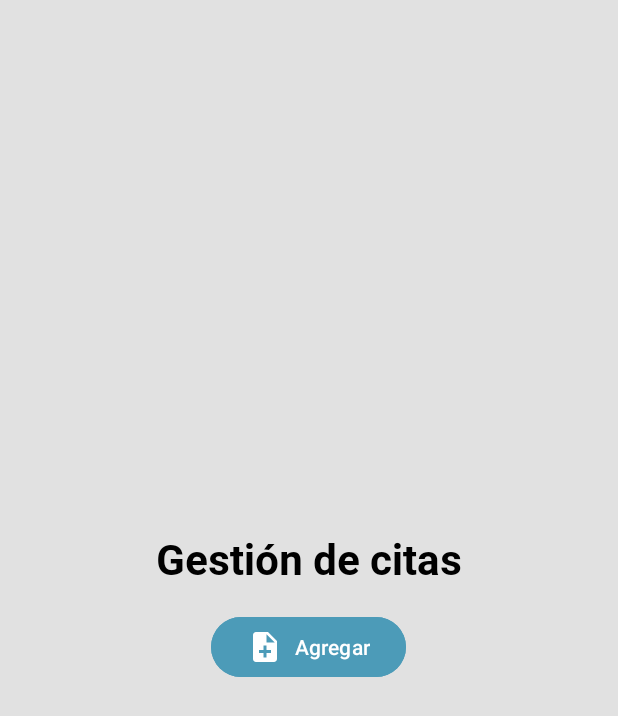
After one commit to Aperlop2/App_CAPSA_JAVA, an Android app: the layout gestion_de_citas.xml on its own in the app's theme, with its tools: preview values and no code run, on a phone screen of 412 x 824 dp. The commit adds this screen. Shown: the top 716 px of the screen. Run offline under Robolectric (Android 15) with nearby library versions, the phone set to English and light mode, and no system bars.

Commit message:
cuarta interfaz de britani a la rama de tatiana para la gestion de citas

```diff
--- /dev/null
+++ b/app/src/main/res/drawable/baseline_note_add_24.xml
@@ -0,0 +1,5 @@
+<vector xmlns:android="http://schemas.android.com/apk/res/android" android:autoMirrored="true" android:height="24dp" android:tint="#FFFFFF" android:viewportHeight="24" android:viewportWidth="24" android:width="24dp">
+
+    <path android:fillColor="@android:color/white" android:pathData="M14,2L6,2c-1.1,0 -1.99,0.9 -1.99,2L4,20c0,1.1 0.89,2 1.99,2L18,22c1.1,0 2,-0.9 2,-2L20,8l-6,-6zM16,16h-3v3h-2v-3L8,16v-2h3v-3h2v3h3v2zM13,9L13,3.5L18.5,9L13,9z"/>
+
+</vector>
--- /dev/null
+++ b/app/src/main/res/layout/gestion_de_citas.xml
@@ -0,0 +1,51 @@
+<?xml version="1.0" encoding="utf-8"?>
+<androidx.constraintlayout.widget.ConstraintLayout
+    xmlns:android="http://schemas.android.com/apk/res/android"
+    xmlns:app="http://schemas.android.com/apk/res-auto"
+    xmlns:tools="http://schemas.android.com/tools"
+    android:layout_width="match_parent"
+    android:layout_height="match_parent"
+    android:background="@color/gris">
+
+    <LinearLayout
+        android:layout_width="match_parent"
+        android:layout_height="wrap_content"
+        android:orientation="vertical"
+        android:padding="20dp"
+        app:layout_constraintTop_toTopOf="parent"
+        app:layout_constraintBottom_toBottomOf="parent"
+        app:layout_constraintStart_toStartOf="parent"
+        app:layout_constraintEnd_toEndOf="parent">
+
+        <TextView
+            android:layout_width="match_parent"
+            android:layout_height="wrap_content"
+            android:text="@string/gestion_de_citas"
+            android:textSize="28sp"
+            android:textColor="@color/black"
+            android:fontFamily="@font/roboto_bold"
+            android:gravity="center" />
+
+        <Button
+            android:id="@+id/btnAgregarCita"
+            android:layout_width="wrap_content"
+            android:layout_height="wrap_content"
+            android:layout_gravity="center_horizontal"
+            android:layout_marginTop="16dp"
+            android:backgroundTint="@color/azul"
+            android:drawableLeft="@drawable/baseline_note_add_24"
+            android:text="@string/agregar"
+            android:textColor="@android:color/white"
+            tools:ignore="RtlHardcoded,TextContrastCheck" />
+
+        <androidx.recyclerview.widget.RecyclerView
+            android:id="@+id/recyclerViewCitas"
+            android:layout_width="match_parent"
+            android:layout_height="0dp"
+            android:layout_marginTop="16dp"
+            app:layout_constraintTop_toBottomOf="@id/btnAgregarCita"
+            app:layout_constraintBottom_toBottomOf="parent"
+            android:clipToPadding="false"
+            android:paddingBottom="16dp" />
+    </LinearLayout>
+</androidx.constraintlayout.widget.ConstraintLayout>
--- a/app/src/main/res/values/strings.xml
+++ b/app/src/main/res/values/strings.xml
@@ -85,4 +85,7 @@
 
     <!-- String de la pantalla editar_cuidador-->
     <string name="editar_cuidador">Editar cuidador</string>
+    <!-- String de la pantalla gestion_de_citas-->
+    <string name="gestion_de_citas">Gestión de citas</string>
+    <string name="detalle_cita">Detalle de la cita</string>
 </resources>
```
